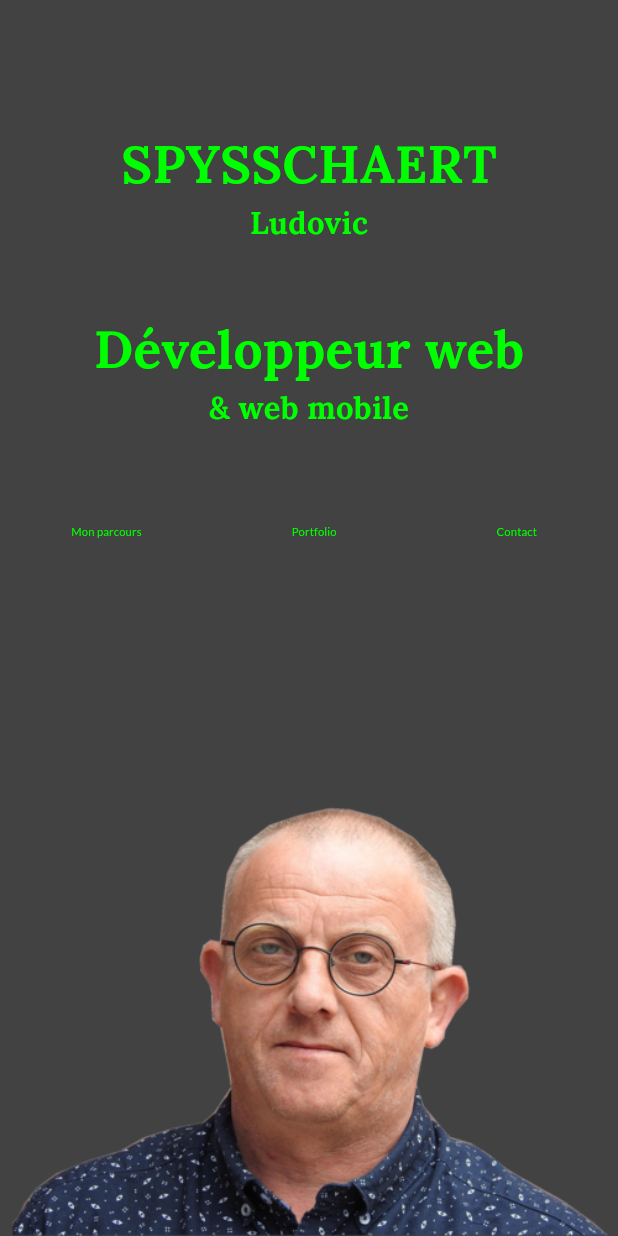
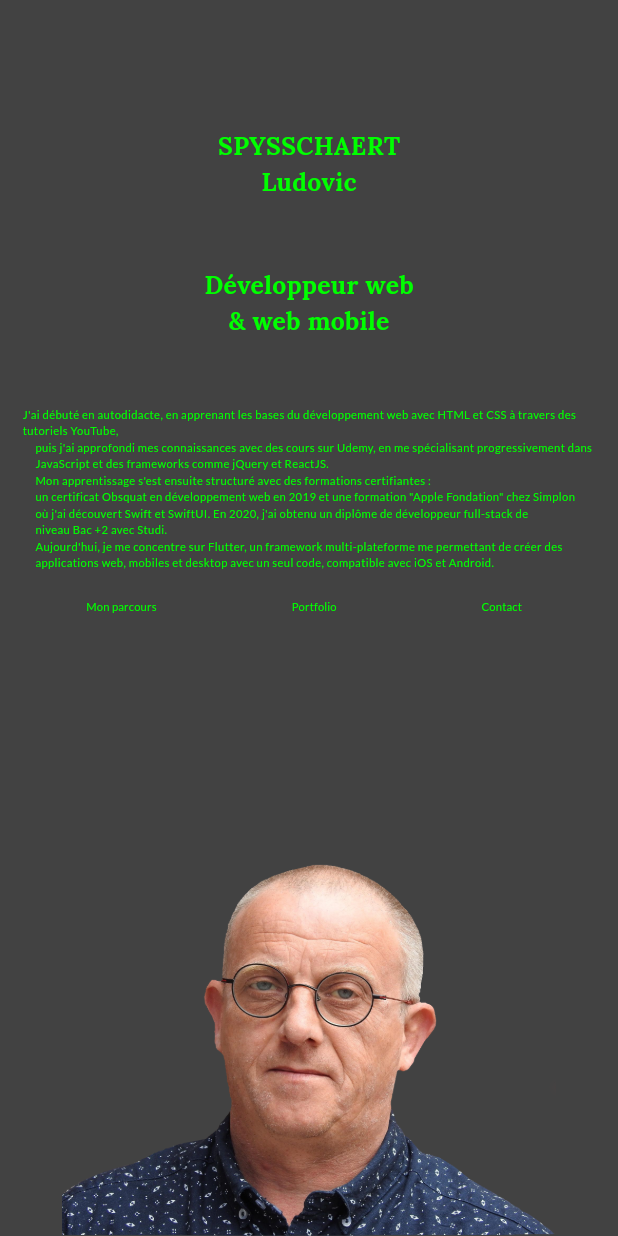
Before and after one commit to pickypou/mon_site_cv, a Flutter app: the screen it shows after launch, on a phone screen of 412 x 824 dp. Run offline on Flutter 3.47's test engine with Material 3 defaults, Android fonts, the phone set to English and light mode, and no system bars; our stand-ins replace flutter_hooks, flutter_markdown, google_fonts.

Commit message:
ajout d'un text sur home_page

```diff
--- a/lib/ui/common/theme/theme.dart
+++ b/lib/ui/common/theme/theme.dart
@@ -43,7 +43,7 @@ TextStyle titleStyle(BuildContext context) {
 
 TextStyle titleStyleLarge(BuildContext context) {
   Size size = MediaQuery.of(context).size;
-  double titleFontSize = size.width / 12;
+  double titleFontSize = size.width / 15;
 
   return GoogleFonts.lora().copyWith(
     fontSize: titleFontSize,
@@ -55,7 +55,7 @@ TextStyle titleStyleLarge(BuildContext context) {
 
 TextStyle titleStyleMedium(BuildContext context) {
   Size size = MediaQuery.of(context).size;
-  double titleFontSize = size.width / 20;
+  double titleFontSize = size.width / 25;
 
   return GoogleFonts.lora().copyWith(
     fontSize: titleFontSize,
@@ -87,6 +87,17 @@ TextStyle textStyleText(BuildContext context) {
   );
 }
 
+TextStyle textStyleTextAccueil(BuildContext context) {
+  Size size = MediaQuery.sizeOf(context);
+  double? titleFontSize = size.width / 80;
+  return GoogleFonts.lato().copyWith(
+    fontSize: titleFontSize,
+    //fontWeight: FontWeight.bold,
+    color: Theme.of(context).secondaryHeaderColor,
+    decoration: TextDecoration.none,  // Ajoutez cette ligne
+  );
+}
+
 TextStyle? textStyleInput(BuildContext context, String inputText) {
   int baseFontSize = 20;
   double textFontSize =
--- a/lib/ui/common/widgets/image_profile/image_profile.dart
+++ b/lib/ui/common/widgets/image_profile/image_profile.dart
@@ -13,16 +13,20 @@ class ImageProfile extends StatelessWidget {
       direction: size.width > size.height ? Axis.horizontal : Axis.vertical,
       mainAxisAlignment: size.width > size.height
           ? MainAxisAlignment.start
-    :MainAxisAlignment.end,
+          : MainAxisAlignment.end,
       children: [
         Flexible(
           flex: 1,
+          child: Container(
+            width: size.width * 0.8, // Contrôle la largeur (ajustez en fonction du besoin)
+            height: size.height * 0.8, // Contrôle la hauteur (ajustez en fonction du besoin)
             child: Image.asset(
               ImageProfile.imagePath,
-            fit: BoxFit.cover,
-          ))
+              fit: BoxFit.cover, // Vous pouvez expérimenter avec BoxFit.contain, BoxFit.fill, etc.
+            ),
+          ),
+        ),
       ],
     );
-
   }
 }
--- a/lib/ui/home_page/home_page.dart
+++ b/lib/ui/home_page/home_page.dart
@@ -17,7 +17,7 @@ class HomePage extends StatelessWidget {
     final screenHeight = MediaQuery.sizeOf(context);
     final size = MediaQuery.sizeOf(context);
 
-    if(size.width < 750) {
+    if (size.width < 750) {
       return Scaffold(
         body: Container(
           width: screenWidth.width,
@@ -27,12 +27,12 @@ class HomePage extends StatelessWidget {
             children: [
               // Partie du texte
               Padding(
-                padding: const EdgeInsets.fromLTRB(0, 85, 0, 55),
+                padding: const EdgeInsets.fromLTRB(15, 85, 15, 55),
                 child: Column(
                   mainAxisAlignment: MainAxisAlignment.center,
                   crossAxisAlignment: CrossAxisAlignment.center,
                   children: [
-                    Text('SPYSSCHAERT', style: titleStyleLarge(context)),
+                    Text('SPYSSCHAERT', style: titleStyleMedium(context)),
                     Text('Ludovic', style: titleStyleMedium(context)),
                     const SizedBox(
                       height: 45,
@@ -41,14 +41,27 @@ class HomePage extends StatelessWidget {
                       mainAxisAlignment: MainAxisAlignment.center,
                       children: [
                         Text('Développeur web',
-                            style: titleStyleLarge(context)),
+                            style: titleStyleMedium(context)),
                         Text('& web mobile', style: titleStyleMedium(context)),
                         const SizedBox(
                           height: 45,
                         ),
+                        Text(
+                          '''J'ai débuté en autodidacte, en apprenant les bases du développement web avec HTML et CSS à travers des tutoriels YouTube,
+     puis j'ai approfondi mes connaissances avec des cours sur Udemy, en me spécialisant progressivement dans
+     JavaScript et des frameworks comme jQuery et ReactJS.
+     Mon apprentissage s'est ensuite structuré avec des formations certifiantes :
+     un certificat Obsquat en développement web en 2019 et une formation "Apple Fondation" chez Simplon
+     où j'ai découvert Swift et SwiftUI. En 2020, j'ai obtenu un diplôme de développeur full-stack de
+     niveau Bac +2 avec Studi.
+     Aujourd'hui, je me concentre sur Flutter, un framework multi-plateforme me permettant de créer des
+     applications web, mobiles et desktop avec un seul code, compatible avec iOS et Android.''',
+                          style: textStyleText(context),
+                        ),
                         Padding(
-                          padding: const EdgeInsets.fromLTRB(0, 0, 0, 60),
+                          padding: const EdgeInsets.fromLTRB(0, 0, 0, 70),
                           child: SizedBox(
+
                             width: screenWidth.width,
                             child: const Row(
                               mainAxisAlignment: MainAxisAlignment.spaceAround,
@@ -86,8 +99,7 @@ class HomePage extends StatelessWidget {
           ),
         ),
       );
-
-    }else {
+    } else {
       return Scaffold(
         body: Container(
           color: theme.primaryColor, // Applique la couleur de fond ici
@@ -110,24 +122,22 @@ class HomePage extends StatelessWidget {
                             destinationPage: ParcoursView(),
                             transitionBuilder: slideFromRight,
                           ),
-                          Padding(padding: EdgeInsets.fromLTRB(200, 45, 0, 0),
-                            child:
-                            RouteButton(
+                          Padding(
+                            padding: EdgeInsets.fromLTRB(200, 45, 0, 0),
+                            child: RouteButton(
                               text: "Portfolio",
                               destinationPage: PortfolioView(),
                               transitionBuilder: slideFromLeft,
                             ),
                           ),
-                          Padding(padding: EdgeInsets.fromLTRB(325, 45, 0, 0),
-                          child:
-                          RouteButton(
-                            text: "Contact",
-                            destinationPage: ContactView(),
-                            transitionBuilder: slideFromBottom,
+                          Padding(
+                            padding: EdgeInsets.fromLTRB(325, 45, 0, 0),
+                            child: RouteButton(
+                              text: "Contact",
+                              destinationPage: ContactView(),
+                              transitionBuilder: slideFromBottom,
+                            ),
                           ),
-                          ),
-
-
                         ],
                       ),
                     ),
@@ -135,7 +145,8 @@ class HomePage extends StatelessWidget {
                     Expanded(
                       child: Container(
                         width: double.infinity,
-                        child: ImageProfile(), // Assurez-vous que ce widget est correctement configuré
+                        child:
+                            ImageProfile(), // Assurez-vous que ce widget est correctement configuré
                       ),
                     ),
                   ],
@@ -145,7 +156,7 @@ class HomePage extends StatelessWidget {
               Expanded(
                 flex: 2, // Proportion de la colonne droite
                 child: Padding(
-                  padding: const EdgeInsets.all(16.0),
+                  padding: const EdgeInsets.all(20.0),
                   child: Column(
                     crossAxisAlignment: CrossAxisAlignment.center,
                     mainAxisAlignment: MainAxisAlignment.center,
@@ -157,6 +168,19 @@ class HomePage extends StatelessWidget {
                         'Développeur web \n & web mobile',
                         style: titleStyleMedium(context),
                       ),
+                      Text(
+                        '''J'ai débuté en autodidacte, en apprenant les bases du développement web avec HTML et CSS à travers des tutoriels YouTube,
+     puis j'ai approfondi mes connaissances avec des cours sur Udemy, en me spécialisant progressivement dans
+     JavaScript et des frameworks comme jQuery et ReactJS.
+     Mon apprentissage s'est ensuite structuré avec des formations certifiantes :
+     un certificat Obsquat en développement web en 2019 et une formation "Apple Fondation" chez Simplon
+     où j'ai découvert Swift et SwiftUI. En 2020, j'ai obtenu un diplôme de développeur full-stack de
+     niveau Bac +2 avec Studi.
+     Aujourd'hui, je me concentre sur Flutter, un framework multi-plateforme me permettant de créer des
+     applications web, mobiles et desktop avec un seul code, compatible avec iOS et Android.''',
+                        style: textStyleTextAccueil(context),
+                      ),
+
                     ],
                   ),
                 ),
@@ -165,9 +189,6 @@ class HomePage extends StatelessWidget {
           ),
         ),
       );
-
-
-
     }
   }
 }
--- a/pubspec.yaml
+++ b/pubspec.yaml
@@ -60,6 +60,7 @@ flutter:
   uses-material-design: true
   assets:
     - assets/images/
+    - assets/images/ludo.png
     - assets/markdown/
     - assets/favicon.ico
 
```
Also changed, not shown: assets/images/ludo.png, pubspec.lock. Lines whose indentation alone changed are shown as unchanged.
